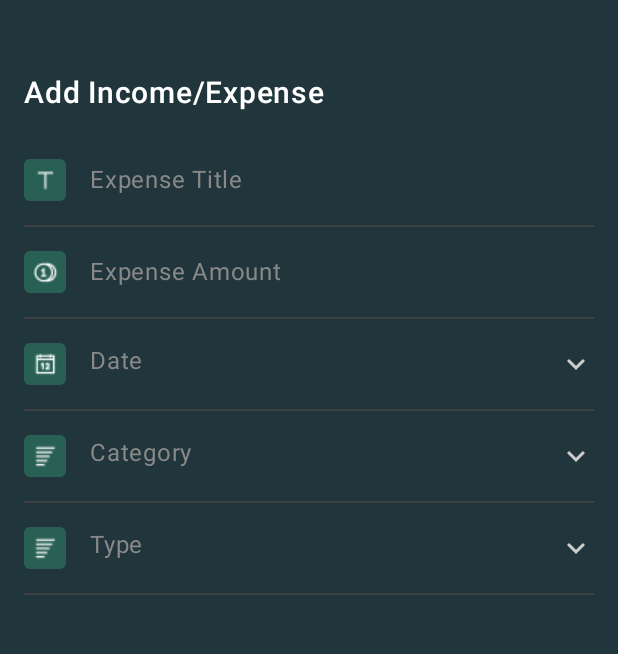
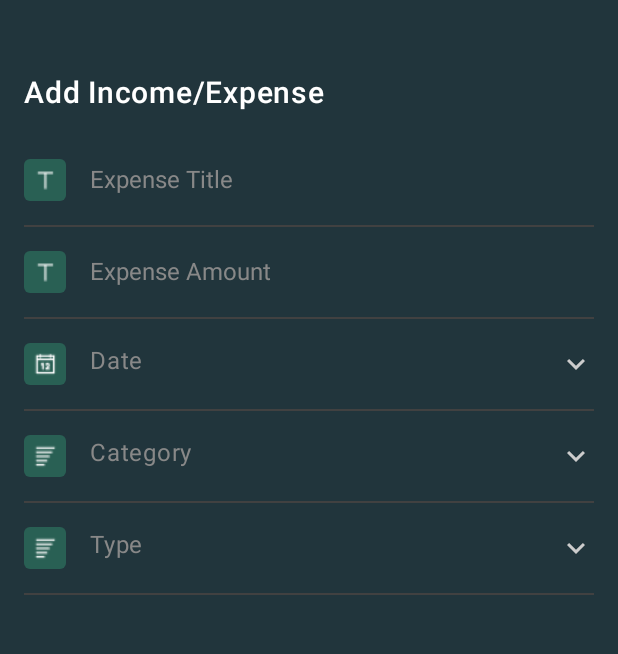
Before and after one commit to imtiazshawn/Tracker_Exodon, an Android app built with Jetpack Compose: the AddExpenseScreen screen opened through its navigation route, on a phone screen of 412 x 824 dp, the part 63-717 px from its top. Run offline under Robolectric (Android 15) with nearby library versions, the light colour scheme and no system bars; our stand-ins replace accompanist.

Commit message:
TextField aligning fixes

```diff
--- a/app/src/main/java/com/example/trackerexodon/components/DataForm.kt
+++ b/app/src/main/java/com/example/trackerexodon/components/DataForm.kt
@@ -6,6 +6,7 @@ import androidx.compose.foundation.clickable
 import androidx.compose.foundation.layout.Arrangement
 import androidx.compose.foundation.layout.Box
 import androidx.compose.foundation.layout.Column
+import androidx.compose.foundation.layout.PaddingValues
 import androidx.compose.foundation.layout.Row
 import androidx.compose.foundation.layout.Spacer
 import androidx.compose.foundation.layout.fillMaxWidth
@@ -19,8 +20,11 @@ import androidx.compose.material.icons.filled.KeyboardArrowDown
 import androidx.compose.material3.Divider
 import androidx.compose.material3.DropdownMenu
 import androidx.compose.material3.DropdownMenuItem
+import androidx.compose.material3.ExperimentalMaterial3Api
 import androidx.compose.material3.Icon
 import androidx.compose.material3.Text
+import androidx.compose.material3.TextField
+import androidx.compose.material3.TextFieldDefaults
 import androidx.compose.runtime.Composable
 import androidx.compose.runtime.MutableState
 import androidx.compose.runtime.getValue
@@ -31,13 +35,20 @@ import androidx.compose.ui.Alignment
 import androidx.compose.ui.Modifier
 import androidx.compose.ui.draw.clip
 import androidx.compose.ui.graphics.Color
+import androidx.compose.ui.graphics.SolidColor
 import androidx.compose.ui.res.painterResource
+import androidx.compose.ui.text.TextStyle
 import androidx.compose.ui.unit.dp
+import androidx.compose.ui.unit.sp
 import com.example.trackerexodon.R
 import com.example.trackerexodon.utils.DateFormatter
 
+@OptIn(ExperimentalMaterial3Api::class)
 @Composable
 fun DataForm(dateDialogVisibility: MutableState<Boolean>, date: MutableState<Long>) {
+
+    val commonTextStyle = TextStyle(color = Color.White, fontSize = 16.sp, lineHeight = 20.sp)
+
     val title = remember {
         mutableStateOf("")
     }
@@ -56,6 +67,7 @@ fun DataForm(dateDialogVisibility: MutableState<Boolean>, date: MutableState<Lon
 
     val types = listOf("Income", "Expense")
     var typeExpand by remember { mutableStateOf(false) }
+
 
     Column(modifier = Modifier.padding(horizontal = 16.dp)) {
 
@@ -80,15 +92,31 @@ fun DataForm(dateDialogVisibility: MutableState<Boolean>, date: MutableState<Lon
                     )
                 }
                 Spacer(modifier = Modifier.width(12.dp))
+                Box(
+                    modifier = Modifier
+                        .weight(1f)
+                        .padding(start = 4.dp)
+                ) {
                     BasicTextField(
                         value = title.value,
-                    onValueChange = { title.value = it }
-                ) {
+                        onValueChange = { title.value = it },
+                        singleLine = true,
+                        textStyle = commonTextStyle,
+                        cursorBrush = SolidColor(Color.White),
+                        modifier = Modifier
+                            .fillMaxWidth()
+                    ) { innerTextField ->
+                        if (title.value.isEmpty()) {
                             Text(
-                        text = if (title.value.isEmpty()) "Expense Title" else title.value,
-                        color = if (title.value.isEmpty()) Color.Gray else Color.White,
-                        modifier = Modifier.padding(start = 4.dp)
+                                text = "Expense Title",
+                                color = Color.Gray,
+                                style = commonTextStyle,
+                                modifier = Modifier
+                                    .align(Alignment.CenterStart)
                             )
+                        }
+                        innerTextField()
+                    }
                 }
             }
             Divider(color = Color(0xFF414141), thickness = 1.dp)
@@ -107,7 +135,7 @@ fun DataForm(dateDialogVisibility: MutableState<Boolean>, date: MutableState<Lon
                         .background(color = Color(0xFF296054))
                 ) {
                     Image(
-                        painter = painterResource(id = R.drawable.ic_money),
+                        painter = painterResource(id = R.drawable.ic_form_title),
                         contentDescription = null,
                         modifier = Modifier
                             .align(Alignment.Center)
@@ -115,15 +143,31 @@ fun DataForm(dateDialogVisibility: MutableState<Boolean>, date: MutableState<Lon
                     )
                 }
                 Spacer(modifier = Modifier.width(12.dp))
+                Box(
+                    modifier = Modifier
+                        .weight(1f)
+                        .padding(start = 4.dp)
+                ) {
                     BasicTextField(
                         value = amount.value,
-                    onValueChange = { amount.value = it }
-                ) {
+                        onValueChange = { amount.value = it },
+                        singleLine = true,
+                        textStyle = commonTextStyle,
+                        cursorBrush = SolidColor(Color.White),
+                        modifier = Modifier
+                            .fillMaxWidth()
+                    ) { innerTextField ->
+                        if (amount.value.isEmpty()) {
                             Text(
-                        text = if (amount.value.isEmpty()) "Expense Amount" else amount.value,
-                        color = if (amount.value.isEmpty()) Color.Gray else Color.White,
-                        modifier = Modifier.padding(start = 4.dp)
+                                text = "Expense Amount",
+                                color = Color.Gray,
+                                style = commonTextStyle,
+                                modifier = Modifier
+                                    .align(Alignment.CenterStart)
                             )
+                        }
+                        innerTextField()
+                    }
                 }
             }
             Divider(color = Color(0xFF414141), thickness = 1.dp)
--- /dev/null
+++ b/app/src/main/java/com/example/trackerexodon/viewmodels/ExpenseViewModel.kt
@@ -0,0 +1,4 @@
+package com.example.trackerexodon.viewmodels
+
+class ExpenseViewModel {
+}
```
Lines whose indentation alone changed are shown as unchanged.
